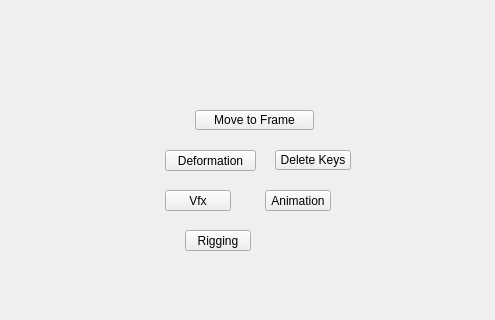
Above: tentacle/ui/uiLevel_2/animation_submenu.ui from m3trik/tentacle before the change; both pictures show x 0 to 495 and y 100 to 420 of the 600 by 600 pixel window. Below: the same form after it.
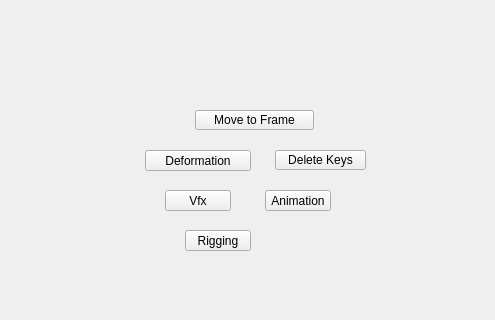
That is the form after the change. Custom widgets are drawn as their Qt base class.

Diff of the .ui file:
```diff
--- a/tentacle/ui/uiLevel_2/animation_submenu.ui
+++ b/tentacle/ui/uiLevel_2/animation_submenu.ui
@@ -118,9 +118,9 @@
    <widget class="QPushButton" name="i020">
     <property name="geometry">
      <rect>
-      <x>165</x>
+      <x>145</x>
       <y>250</y>
-      <width>91</width>
+      <width>106</width>
       <height>21</height>
      </rect>
     </property>
@@ -132,7 +132,7 @@
     </property>
     <property name="maximumSize">
      <size>
-      <width>16777215</width>
+      <width>999</width>
       <height>21</height>
      </size>
     </property>
@@ -179,7 +179,7 @@
      <rect>
       <x>275</x>
       <y>250</y>
-      <width>76</width>
+      <width>91</width>
       <height>20</height>
      </rect>
     </property>
```
Left out of the diff: 6 changed lines with no effect on the pictures.
